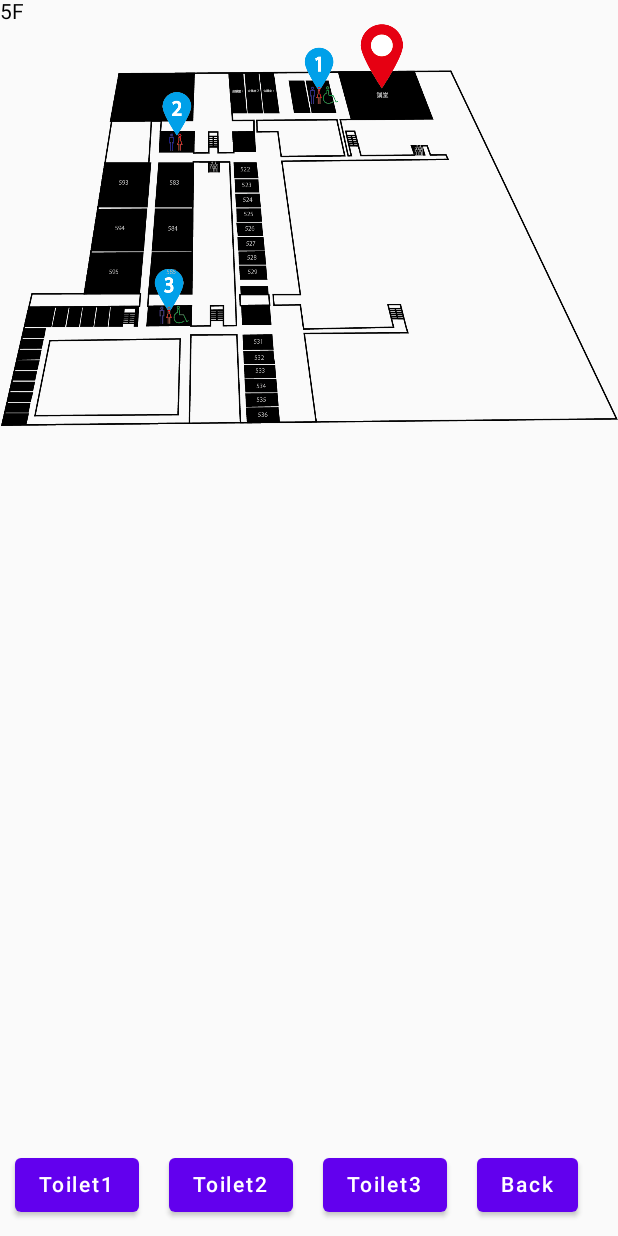
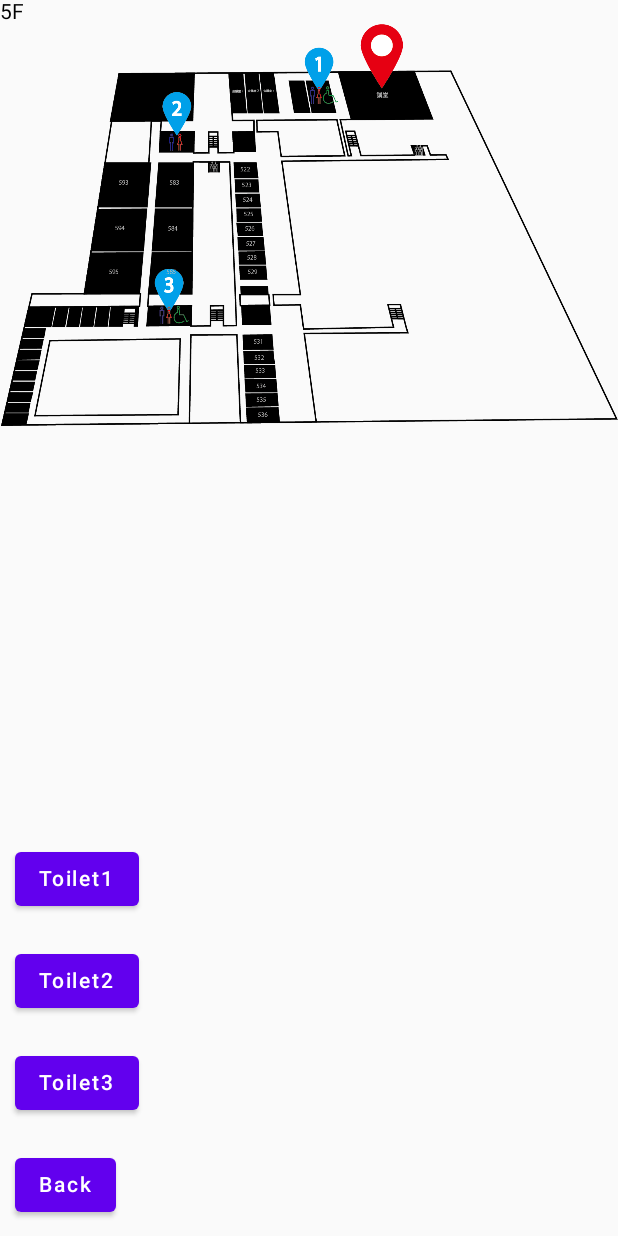
Before and after one commit to p2hacks2022/pre-team01, an Android app built with Jetpack Compose: the screen it shows after launch (MainActivity), after a tap on "5F", on a phone screen of 412 x 824 dp. Run offline under Robolectric (Android 15) with nearby library versions, the phone set to English and light mode, and no system bars.

Commit message:
changeHomeScreen2

```diff
--- a/app/src/main/java/com/example/myapplication/EachStairScreen.kt
+++ b/app/src/main/java/com/example/myapplication/EachStairScreen.kt
@@ -22,7 +22,7 @@ fun MainScreen(toNextScreen: (String) -> Unit = {}) {
             painter = painterResource(R.drawable.logo_ver1),
             contentDescription = "logo",
             modifier = Modifier
-                .width(220.dp)
+                .width(260.dp)
                 .height(100.dp)
         )
     }
@@ -106,21 +106,31 @@ fun Screen5F(toNextScreen: (String)->Unit = {}) {
                 .fillMaxSize(),
             verticalAlignment = Alignment.Bottom ,
         ) {
-            Button(onClick = { toNextScreen("toilet1") },
-                Modifier.padding(10.dp)) {
+            Column() {
+                Button(
+                    onClick = { toNextScreen("toilet1") },
+                    Modifier.padding(10.dp)
+                ) {
                     Text(text = "Toilet1")
                 }
-            Button(onClick = { toNextScreen("toilet2") },
-                Modifier.padding(10.dp)) {
+                Button(
+                    onClick = { toNextScreen("toilet2") },
+                    Modifier.padding(10.dp)
+                ) {
                     Text(text = "Toilet2")
                 }
-            Button(onClick = { toNextScreen("toilet3") },
-                Modifier.padding(10.dp)) {
+                Button(
+                    onClick = { toNextScreen("toilet3") },
+                    Modifier.padding(10.dp)
+                ) {
                     Text(text = "Toilet3")
                 }
-            Button(onClick = { toNextScreen("main") },
-                Modifier.padding(10.dp)) {
+                Button(
+                    onClick = { toNextScreen("main") },
+                    Modifier.padding(10.dp)
+                ) {
                     Text(text = "Back")
+                }
             }
 
         }
--- a/app/src/main/java/com/example/myapplication/IconButton.kt
+++ b/app/src/main/java/com/example/myapplication/IconButton.kt
@@ -1,7 +1,10 @@
 package com.example.myapplication.ui.theme
 
 import androidx.compose.foundation.Image
+import androidx.compose.foundation.layout.height
+import androidx.compose.foundation.layout.padding
 import androidx.compose.foundation.layout.size
+import androidx.compose.foundation.layout.width
 import androidx.compose.material.IconButton
 import androidx.compose.runtime.Composable
 import androidx.compose.ui.Modifier
@@ -12,7 +15,9 @@ import androidx.compose.ui.unit.dp
 fun IconButtonSample_1F(fileid: Int, filedescription: String, toNextScreen: (String) -> Unit = {}) {
     IconButton(
         onClick = { toNextScreen("1F")  },
-        modifier = Modifier.size(120.dp)
+        modifier = Modifier
+            .width(120.dp)
+            .height(120.dp)
     ) {
         Image(
             painter = painterResource(fileid),
@@ -25,7 +30,10 @@ fun IconButtonSample_1F(fileid: Int, filedescription: String, toNextScreen: (Str
 fun IconButtonSample_2F(fileid: Int, filedescription: String, toNextScreen: (String) -> Unit = {}) {
     IconButton(
         onClick = { toNextScreen("2F")  },
-        modifier = Modifier.size(120.dp)
+        modifier = Modifier
+            .width(100.dp)
+            .height(120.dp)
+            .padding(start = 8.dp)
     ) {
         Image(
             painter = painterResource(fileid),
@@ -77,7 +85,9 @@ fun IconButtonSample_5F(fileid: Int, filedescription: String, toNextScreen: (Str
 fun IconButtonSample_R1F(fileid: Int, filedescription: String, toNextScreen: (String) -> Unit = {}) {
     IconButton(
         onClick = { toNextScreen("R1F")  },
-        modifier = Modifier.size(120.dp)
+        modifier = Modifier
+            .width(100.dp)
+            .height(65.dp)
     ) {
         Image(
             painter = painterResource(fileid),
@@ -90,7 +100,9 @@ fun IconButtonSample_R1F(fileid: Int, filedescription: String, toNextScreen: (St
 fun IconButtonSample_R2F(fileid: Int, filedescription: String, toNextScreen: (String) -> Unit = {}) {
     IconButton(
         onClick = { toNextScreen("R2F")  },
-        modifier = Modifier.size(120.dp)
+        modifier = Modifier
+            .width(105.dp)
+            .height(140.dp)
     ) {
         Image(
             painter = painterResource(fileid),
```
Lines whose indentation alone changed are shown as unchanged.
